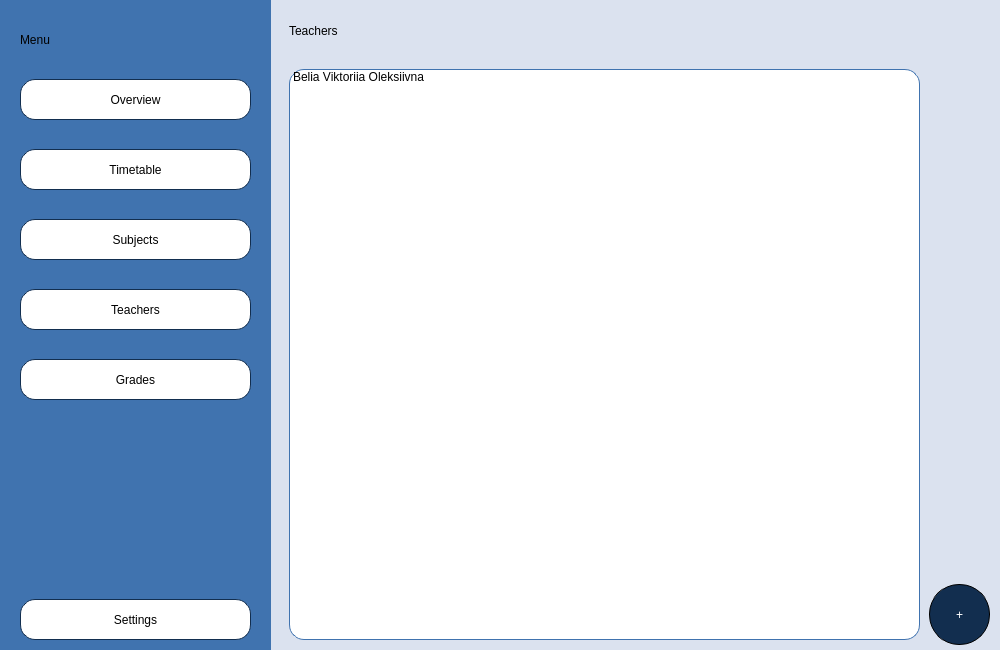
Before: the Qt Designer form Planner/teachermain.ui in BeliaViktoria/Planner, drawn with Qt 5.
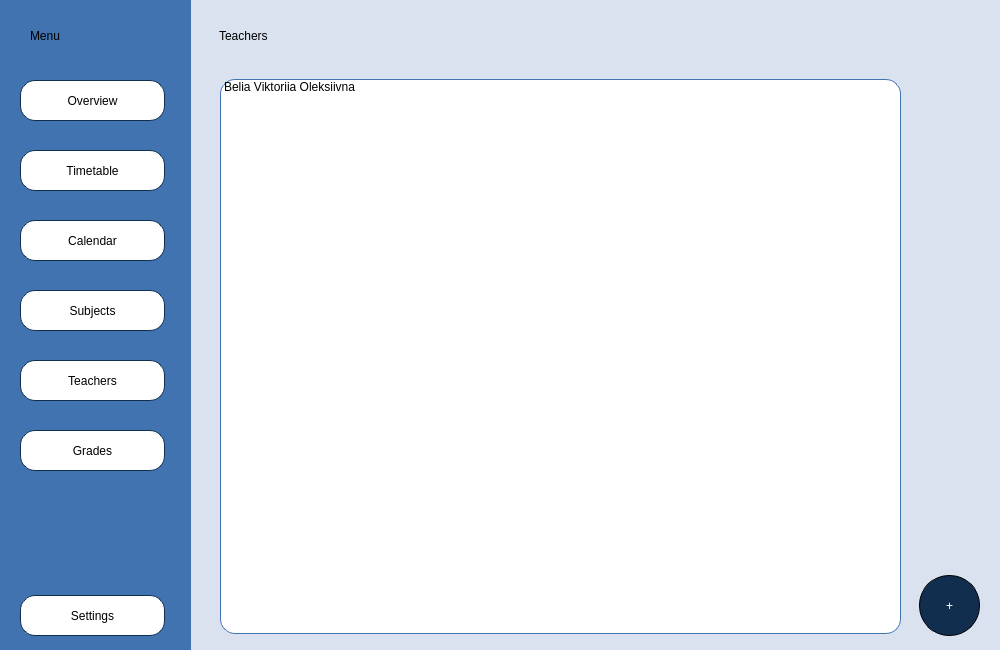
After: the same form once the commit is applied.

Commit message: Calendar window

```diff
--- a/Planner/teachermain.ui
+++ b/Planner/teachermain.ui
@@ -22,12 +22,90 @@
   <property name="styleSheet">
    <string notr="true"/>
   </property>
+  <widget class="QListWidget" name="listWidget_Teachers">
+   <property name="geometry">
+    <rect>
+     <x>220</x>
+     <y>79</y>
+     <width>681</width>
+     <height>555</height>
+    </rect>
+   </property>
+   <property name="styleSheet">
+    <string notr="true">font: 16pt &quot;Gentium Book Basic&quot;;
+color: black;
+background-color: rgb(255, 255, 255);
+border-radius: 15px;
+border-style: solid;
+border-width: 1px;
+border-color:rgb(64, 115, 175);</string>
+   </property>
+   <item>
+    <property name="text">
+     <string>Belia Viktoriia Oleksiivna</string>
+    </property>
+   </item>
+  </widget>
+  <widget class="QWidget" name="widget_Teachers" native="true">
+   <property name="geometry">
+    <rect>
+     <x>189</x>
+     <y>0</y>
+     <width>811</width>
+     <height>650</height>
+    </rect>
+   </property>
+   <property name="styleSheet">
+    <string notr="true">background-color:rgb(219, 226, 239);</string>
+   </property>
+   <widget class="QLabel" name="label_Teachers">
+    <property name="geometry">
+     <rect>
+      <x>30</x>
+      <y>10</y>
+      <width>231</width>
+      <height>51</height>
+     </rect>
+    </property>
+    <property name="styleSheet">
+     <string notr="true">color: black;
+font: 75 28pt &quot;Gentium Book Basic&quot;;</string>
+    </property>
+    <property name="text">
+     <string>Teachers</string>
+    </property>
+   </widget>
+   <widget class="QPushButton" name="pushButton_Add">
+    <property name="geometry">
+     <rect>
+      <x>730</x>
+      <y>575</y>
+      <width>61</width>
+      <height>61</height>
+     </rect>
+    </property>
+    <property name="styleSheet">
+     <string notr="true">border-radius:30px;
+color:white;
+font: 36pt &quot;Gentium Book Basic&quot;;
+background-color:rgb(18, 46, 79);
+border-color:rgb(0, 0, 0);
+border-style: solid;
+border-width: 1px;
+
+</string>
+    </property>
+    <property name="text">
+     <string>+</string>
+    </property>
+   </widget>
+  </widget>
   <widget class="QWidget" name="widget_Menu" native="true">
    <property name="geometry">
     <rect>
      <x>0</x>
-     <y>-1</y>
-     <width>271</width>
+     <y>0</y>
+     <width>191</width>
      <height>651</height>
     </rect>
    </property>
@@ -37,10 +115,10 @@
    <widget class="QLabel" name="label_Menu">
     <property name="geometry">
      <rect>
-      <x>20</x>
-      <y>20</y>
-      <width>231</width>
-      <height>41</height>
+      <x>30</x>
+      <y>10</y>
+      <width>121</width>
+      <height>51</height>
      </rect>
     </property>
     <property name="styleSheet">
@@ -56,7 +134,7 @@
      <rect>
       <x>20</x>
       <y>80</y>
-      <width>231</width>
+      <width>145</width>
       <height>41</height>
      </rect>
     </property>
@@ -78,7 +156,7 @@
      <rect>
       <x>20</x>
       <y>150</y>
-      <width>231</width>
+      <width>145</width>
       <height>41</height>
      </rect>
     </property>
@@ -99,16 +177,16 @@
     <property name="geometry">
      <rect>
       <x>20</x>
-      <y>220</y>
-      <width>231</width>
+      <y>290</y>
+      <width>145</width>
       <height>41</height>
      </rect>
     </property>
     <property name="styleSheet">
-     <string notr="true">font: 16pt &quot;Gentium Book Basic&quot;;
+     <string notr="true">font: 14pt &quot;Gentium Book Basic&quot;;
+color: black;
 background: rgb(255, 255, 255);
 border-radius: 15px;
-color: black;
 border-style: solid;
 border-width: 1px;
 border-color:rgb(18, 46, 79);</string>
@@ -121,37 +199,37 @@
     <property name="geometry">
      <rect>
       <x>20</x>
-      <y>290</y>
-      <width>231</width>
-      <height>41</height>
-     </rect>
-    </property>
-    <property name="styleSheet">
-     <string notr="true">font: 16pt &quot;Gentium Book Basic&quot;;
-color: black;
-background: rgb(255, 255, 255);
-border-radius: 15px;
-border-style: solid;
-border-width: 1px;
-border-color:rgb(18, 46, 79);</string>
-    </property>
-    <property name="text">
-     <string>Teachers</string>
-    </property>
-   </widget>
-   <widget class="QPushButton" name="pushButton_Grades">
-    <property name="geometry">
-     <rect>
-      <x>20</x>
       <y>360</y>
-      <width>231</width>
+      <width>145</width>
       <height>41</height>
      </rect>
     </property>
     <property name="styleSheet">
      <string notr="true">font: 16pt &quot;Gentium Book Basic&quot;;
 color: black;
-background:rgb(255, 255, 255);
+background: rgb(255, 255, 255);
+border-radius: 15px;
+border-style: solid;
+border-width: 1px;
+border-color:rgb(18, 46, 79);</string>
+    </property>
+    <property name="text">
+     <string>Teachers</string>
+    </property>
+   </widget>
+   <widget class="QPushButton" name="pushButton_Grades">
+    <property name="geometry">
+     <rect>
+      <x>20</x>
+      <y>430</y>
+      <width>145</width>
+      <height>41</height>
+     </rect>
+    </property>
+    <property name="styleSheet">
+     <string notr="true">font: 14pt &quot;Gentium Book Basic&quot;;
+color: black;
+background: rgb(255, 255, 255);
 border-radius: 15px;
 border-style: solid;
 border-width: 1px;
@@ -165,8 +243,8 @@
     <property name="geometry">
      <rect>
       <x>20</x>
-      <y>600</y>
-      <width>231</width>
+      <y>595</y>
+      <width>145</width>
       <height>41</height>
      </rect>
     </property>
@@ -183,6 +261,28 @@
      <string>Settings</string>
     </property>
    </widget>
+   <widget class="QPushButton" name="pushButton_Calendar">
+    <property name="geometry">
+     <rect>
+      <x>20</x>
+      <y>220</y>
+      <width>145</width>
+      <height>41</height>
+     </rect>
+    </property>
+    <property name="styleSheet">
+     <string notr="true">font: 14pt &quot;Gentium Book Basic&quot;;
+color: black;
+background: rgb(255, 255, 255);
+border-radius: 15px;
+border-style: solid;
+border-width: 1px;
+border-color:rgb(18, 46, 79);</string>
+    </property>
+    <property name="text">
+     <string>Calendar</string>
+    </property>
+   </widget>
    <zorder>pushButton_Overview</zorder>
    <zorder>pushButton_Timetable</zorder>
    <zorder>pushButton_Subjects</zorder>
@@ -190,84 +290,7 @@
    <zorder>pushButton_Grades</zorder>
    <zorder>pushButton_Settings</zorder>
    <zorder>label_Menu</zorder>
-  </widget>
-  <widget class="QListWidget" name="listWidget_Teachers">
-   <property name="geometry">
-    <rect>
-     <x>289</x>
-     <y>69</y>
-     <width>631</width>
-     <height>571</height>
-    </rect>
-   </property>
-   <property name="styleSheet">
-    <string notr="true">font: 16pt &quot;Gentium Book Basic&quot;;
-color: black;
-background-color: rgb(255, 255, 255);
-border-radius: 15px;
-border-style: solid;
-border-width: 1px;
-border-color:rgb(64, 115, 175);</string>
-   </property>
-   <item>
-    <property name="text">
-     <string>Belia Viktoriia Oleksiivna</string>
-    </property>
-   </item>
-  </widget>
-  <widget class="QWidget" name="widget_Teachers" native="true">
-   <property name="geometry">
-    <rect>
-     <x>269</x>
-     <y>0</y>
-     <width>731</width>
-     <height>650</height>
-    </rect>
-   </property>
-   <property name="styleSheet">
-    <string notr="true">background-color:rgb(219, 226, 239);</string>
-   </property>
-   <widget class="QLabel" name="label_Teachers">
-    <property name="geometry">
-     <rect>
-      <x>20</x>
-      <y>10</y>
-      <width>231</width>
-      <height>41</height>
-     </rect>
-    </property>
-    <property name="styleSheet">
-     <string notr="true">color: black;
-font: 75 28pt &quot;Gentium Book Basic&quot;;</string>
-    </property>
-    <property name="text">
-     <string>Teachers</string>
-    </property>
-   </widget>
-   <widget class="QPushButton" name="pushButton_Add">
-    <property name="geometry">
-     <rect>
-      <x>660</x>
-      <y>584</y>
-      <width>61</width>
-      <height>61</height>
-     </rect>
-    </property>
-    <property name="styleSheet">
-     <string notr="true">border-radius:30px;
-color:white;
-font: 36pt &quot;Gentium Book Basic&quot;;
-background-color:rgb(18, 46, 79);
-border-color:rgb(0, 0, 0);
-border-style: solid;
-border-width: 1px;
-
-</string>
-    </property>
-    <property name="text">
-     <string>+</string>
-    </property>
-   </widget>
+   <zorder>pushButton_Calendar</zorder>
   </widget>
   <zorder>widget_Teachers</zorder>
   <zorder>widget_Menu</zorder>
```
Left out of the diff: 10 changed lines with no effect on the pictures. The commit also changes 6 other files.
